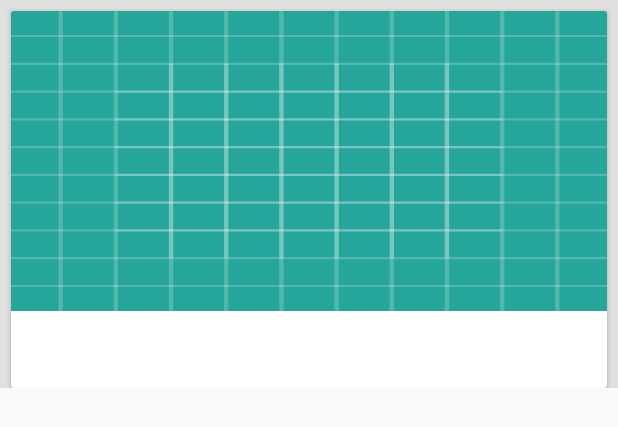
After one commit to sauravvishal8797/NewsyFy, an Android app: the layout news_article_item.xml on its own in the app's theme, with its tools: preview values and no code run, on a phone screen of 412 x 824 dp. The commit adds this screen. Shown: the top 427 px of the screen. Run offline under Robolectric (Android 15) with nearby library versions, the phone set to English and light mode, and no system bars.

Commit message:
UI implementations

```diff
--- a/app/build.gradle
+++ b/app/build.gradle
@@ -23,6 +23,10 @@ dependencies {
     implementation 'com.android.support:appcompat-v7:28.0.0'
     implementation 'com.android.support.constraint:constraint-layout:1.1.3'
     testImplementation 'junit:junit:4.12'
+    //RecyclerView
+    compile 'com.android.support:recyclerview-v7:28.0.0'
+    //CardView
+    compile 'com.android.support:cardview-v7:28.0.0'
     androidTestImplementation 'com.android.support.test:runner:1.0.2'
     androidTestImplementation 'com.android.support.test.espresso:espresso-core:3.0.2'
 }
--- /dev/null
+++ b/app/src/main/res/layout/news_article_item.xml
@@ -0,0 +1,66 @@
+<?xml version="1.0" encoding="utf-8"?>
+<RelativeLayout xmlns:android="http://schemas.android.com/apk/res/android"
+    android:layout_width="match_parent"
+    android:layout_height="wrap_content"
+    android:background="@color/colorCardBackground">
+
+    <android.support.v7.widget.CardView
+        android:layout_width="match_parent"
+        android:layout_height="wrap_content"
+        android:layout_marginTop="@dimen/cardview_layout_margin"
+        android:layout_marginLeft="@dimen/cardview_layout_margin"
+        android:layout_marginRight="@dimen/cardview_layout_margin">
+
+        <RelativeLayout
+            android:layout_width="match_parent"
+            android:layout_height="wrap_content">
+
+            <ImageView
+                android:layout_width="match_parent"
+                android:layout_height="@dimen/news_cover_image_height"
+                android:id="@+id/article_cover_image"
+                android:scaleType="fitXY"
+                android:src="@drawable/ic_launcher_background"/>
+
+            <TextView
+                android:layout_width="wrap_content"
+                android:layout_height="wrap_content"
+                android:id="@+id/article_title"
+                android:layout_marginTop="10dp"
+                android:layout_marginBottom="3dp"
+                android:layout_marginRight="5dp"
+                android:layout_marginLeft="6dp"
+                android:maxLines="3"
+                android:ellipsize="end"
+                android:textColor="@color/colorText"
+                android:text=""
+                android:textStyle="normal"
+                android:textSize="@dimen/article_title_text"
+                android:layout_below="@id/article_cover_image"/>
+
+            <TextView
+                android:layout_width="wrap_content"
+                android:layout_height="wrap_content"
+                android:id="@+id/article_source"
+                android:layout_below="@id/article_title"
+                android:text=""
+                android:layout_marginTop="0dp"
+                android:layout_marginLeft="6dp"
+                android:layout_marginRight="20dp"
+                android:textSize="@dimen/article_source_text_size" />
+
+            <TextView
+                android:layout_width="wrap_content"
+                android:layout_height="wrap_content"
+                android:id="@+id/article_publish_time"
+                android:layout_below="@id/article_title"
+                android:layout_toRightOf="@id/article_source"
+                android:text=""
+                android:layout_marginTop="0dp"
+                android:textSize="@dimen/article_source_text_size"/>
+
+        </RelativeLayout>
+
+    </android.support.v7.widget.CardView>
+
+</RelativeLayout>
--- a/app/src/main/res/values/colors.xml
+++ b/app/src/main/res/values/colors.xml
@@ -1,6 +1,8 @@
 <?xml version="1.0" encoding="utf-8"?>
 <resources>
-    <color name="colorPrimary">#3F51B5</color>
-    <color name="colorPrimaryDark">#303F9F</color>
-    <color name="colorAccent">#FF4081</color>
+    <color name="colorPrimary">#21618C</color>
+    <color name="colorPrimaryDark">#1B4F72</color>
+    <color name="colorAccent">#21618C</color>
+    <color name="colorCardBackground">#E0E0E0</color>
+    <color name="colorText">#212121</color>
 </resources>
--- /dev/null
+++ b/app/src/main/res/values/dimens.xml
@@ -0,0 +1,9 @@
+<?xml version="1.0" encoding="utf-8"?>
+<resources>
+    <dimen name="custom_toolbar_height">50dp</dimen>
+    <dimen name="cardview_layout_margin">7dp</dimen>
+    <dimen name="news_cover_image_height">200dp</dimen>
+    <dimen name="article_title_text">15dp</dimen>
+    <dimen name="article_source_text_size">12dp</dimen>
+    <dimen name="progress_bar_dimen">60dp</dimen>
+</resources>
--- a/app/src/main/res/values/styles.xml
+++ b/app/src/main/res/values/styles.xml
@@ -3,6 +3,8 @@
     <!-- Base application theme. -->
     <style name="AppTheme" parent="Theme.AppCompat.Light.DarkActionBar">
         <!-- Customize your theme here. -->
+        <item name="windowActionBar">false</item>
+        <item name="windowNoTitle">true</item>
         <item name="colorPrimary">@color/colorPrimary</item>
         <item name="colorPrimaryDark">@color/colorPrimaryDark</item>
         <item name="colorAccent">@color/colorAccent</item>
```
Also changed, not shown: app/src/main/res/layout/activity_main.xml (+19 -11 lines), app/src/main/res/layout/custom_toolbar.xml (added, +17 -0 lines).
